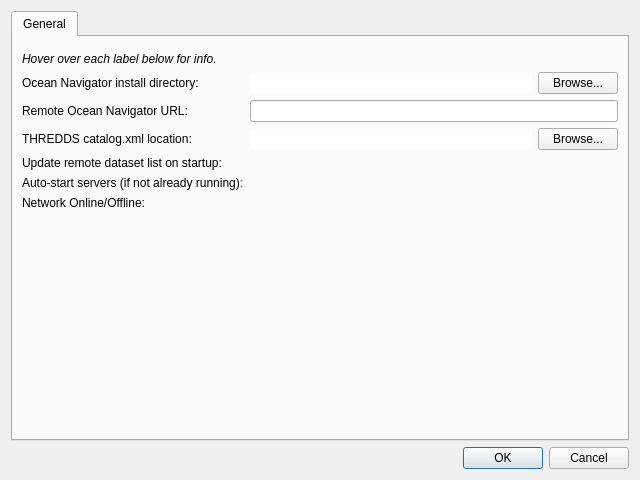
Qt form app/dialogpreferences.ui (DFO-Ocean-Navigator/Navigator2Go) before a commit.
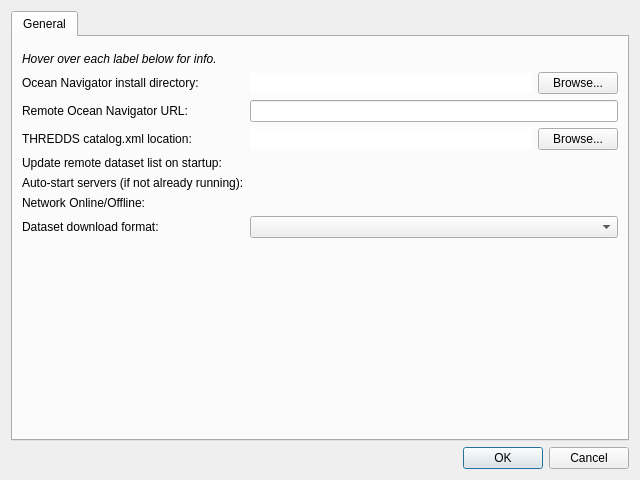
The same form after that commit. Icons and pictures are not drawn. Custom widgets are drawn as their Qt base class.

Commit message:
User can select data order format
* Increased timeout value.

What changed in the file:
```diff
--- a/app/dialogpreferences.ui
+++ b/app/dialogpreferences.ui
@@ -187,6 +187,23 @@
          <item row="7" column="1">
           <widget class="SwitchWidget" name="switchOnlineOffline" native="true"/>
          </item>
+         <item row="8" column="0">
+          <widget class="QLabel" name="label_7">
+           <property name="text">
+            <string>Dataset download format:</string>
+           </property>
+          </widget>
+         </item>
+         <item row="8" column="1">
+          <widget class="QComboBox" name="comboBoxDownloadFormat">
+           <property name="focusPolicy">
+            <enum>Qt::NoFocus</enum>
+           </property>
+           <property name="frame">
+            <bool>true</bool>
+           </property>
+          </widget>
+         </item>
         </layout>
        </widget>
       </widget>
```
The commit also changes 6 other files.
